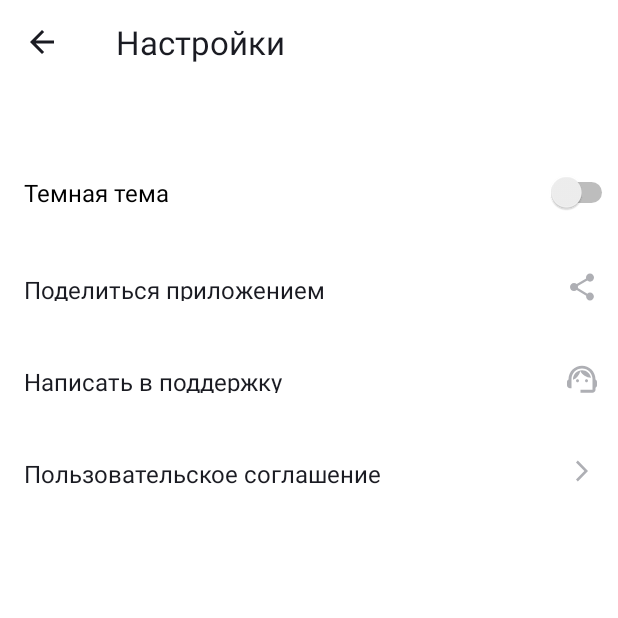
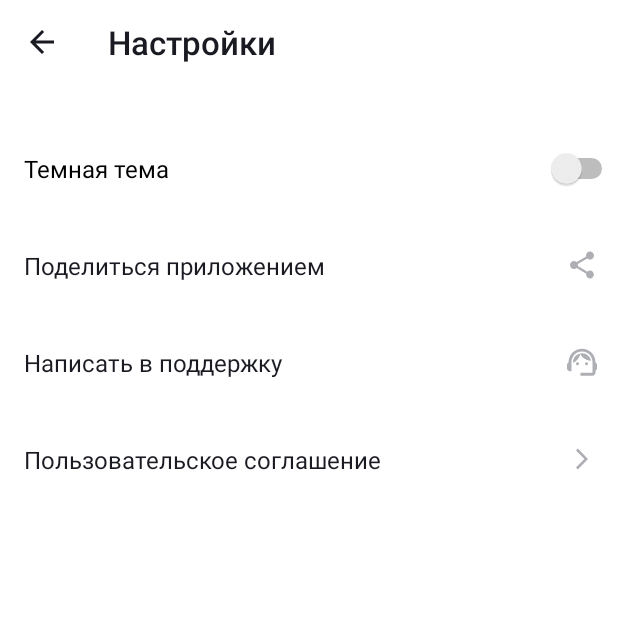
Before and after one commit to ShinEkaterina/PlaylistMaker, an Android app: the SettingsActivity screen opened directly, with no data from a screen before it, on a phone screen of 412 x 824 dp, the top half of it. Run offline under Robolectric (Android 15) with nearby library versions, the phone set to English and light mode, and no system bars.

Commit message:
issues corrected 2

```diff
--- a/app/src/main/res/layout/activity_library.xml
+++ b/app/src/main/res/layout/activity_library.xml
@@ -15,6 +15,7 @@
 
         <TextView
             android:textSize="@dimen/header_text_size"
+            android:fontFamily="sans-serif-medium"
             android:textColor="@color/button_text_color"
             android:layout_width="wrap_content"
             android:layout_height="wrap_content"
--- a/app/src/main/res/layout/activity_search.xml
+++ b/app/src/main/res/layout/activity_search.xml
@@ -14,6 +14,7 @@
 
         <TextView
             android:textSize="@dimen/header_text_size"
+            android:fontFamily="sans-serif-medium"
             android:textColor="@color/button_text_color"
             android:layout_width="wrap_content"
             android:layout_height="wrap_content"
--- a/app/src/main/res/layout/activity_settings.xml
+++ b/app/src/main/res/layout/activity_settings.xml
@@ -17,10 +17,10 @@
         <TextView
             android:layout_width="wrap_content"
             android:layout_height="wrap_content"
-            android:layout_marginStart="@dimen/toolbar_header_margin"
             android:text="@string/settings"
             android:textColor="@color/button_text_color"
-            android:textSize="@dimen/header_text_size" />
+            android:textSize="@dimen/header_text_size"
+            android:fontFamily="sans-serif-medium"/>
 
     </androidx.appcompat.widget.Toolbar>
 
@@ -28,8 +28,8 @@
         android:layout_width="match_parent"
         android:layout_height="wrap_content"
         android:layout_gravity="start"
-        android:layout_marginStart="@dimen/settings_margin_start"
-        android:layout_marginTop="40dp"
+        android:layout_marginStart="@dimen/settings_text_margin_start"
+        android:layout_marginTop="24dp"
         android:paddingVertical="@dimen/settings_element_padding_vertical"
         android:text="@string/dark_theme"
         android:textSize="@dimen/text_small"
@@ -37,7 +37,7 @@
 
     <LinearLayout
         android:layout_width="match_parent"
-        android:layout_height="@dimen/height_for_setting"
+        android:layout_height="wrap_content"
         android:baselineAligned="false"
         android:orientation="horizontal">
 
@@ -46,7 +46,8 @@
             android:layout_height="wrap_content"
             android:paddingVertical="@dimen/settings_element_padding_vertical"
             android:layout_gravity="center_vertical"
-            android:layout_marginStart="@dimen/settings_margin_start"
+            android:layout_marginStart="@dimen/settings_text_margin_start"
+            android:layout_marginEnd="@dimen/settings_text_margin_end"
             android:layout_weight="1"
             android:text="@string/share_app"
             android:textColor="@color/button_text_color"
@@ -56,14 +57,14 @@
             android:layout_width="wrap_content"
             android:layout_height="wrap_content"
             android:layout_gravity="center_vertical|end"
-            android:layout_marginEnd="@dimen/settings_margin_end"
+            android:layout_marginEnd="@dimen/settings_ic_margin_end"
             android:src="@drawable/ic_share" />
 
     </LinearLayout>
 
     <LinearLayout
         android:layout_width="match_parent"
-        android:layout_height="@dimen/height_for_setting"
+        android:layout_height="wrap_content"
         android:baselineAligned="false"
         android:orientation="horizontal">
 
@@ -72,7 +73,8 @@
             android:layout_height="wrap_content"
             android:paddingVertical="@dimen/settings_element_padding_vertical"
             android:layout_gravity="center_vertical"
-            android:layout_marginStart="@dimen/settings_margin_start"
+            android:layout_marginStart="@dimen/settings_text_margin_start"
+            android:layout_marginEnd="@dimen/settings_text_margin_end"
             android:layout_weight="1"
             android:text="@string/write_to_support"
             android:textColor="@color/button_text_color"
@@ -82,14 +84,14 @@
             android:layout_width="wrap_content"
             android:layout_height="wrap_content"
             android:layout_gravity="center_vertical|end"
-            android:layout_marginEnd="@dimen/settings_margin_end"
+            android:layout_marginEnd="@dimen/settings_ic_margin_end"
             android:src="@drawable/ic_support" />
 
     </LinearLayout>
 
     <LinearLayout
         android:layout_width="match_parent"
-        android:layout_height="@dimen/height_for_setting"
+        android:layout_height="wrap_content"
         android:baselineAligned="false"
         android:orientation="horizontal">
 
@@ -98,7 +100,8 @@
             android:layout_height="wrap_content"
             android:paddingVertical="@dimen/settings_element_padding_vertical"
             android:layout_gravity="center_vertical"
-            android:layout_marginStart="@dimen/settings_margin_start"
+            android:layout_marginStart="@dimen/settings_text_margin_start"
+            android:layout_marginEnd="@dimen/settings_text_margin_end"
             android:layout_weight="1"
             android:text="@string/user_agreement"
             android:textColor="@color/button_text_color"
@@ -108,7 +111,7 @@
             android:layout_width="wrap_content"
             android:layout_height="wrap_content"
             android:layout_gravity="center_vertical|end"
-            android:layout_marginEnd="@dimen/settings_margin_end"
+            android:layout_marginEnd="@dimen/settings_ic_margin_end"
             android:src="@drawable/ic_arrow_forward" />
 
     </LinearLayout>
--- a/app/src/main/res/values/dimens.xml
+++ b/app/src/main/res/values/dimens.xml
@@ -11,10 +11,12 @@
     <dimen name="height_for_setting">61dp</dimen>
     <dimen name="text_small">16sp</dimen>
     <dimen name="menu_button_insetTop">0dp</dimen>
+    <dimen name="menu_button_insetBottom">0dp</dimen>
     <dimen name="menu_button_marginTop">16dp</dimen>
     <dimen name="menu_button_height">0dp</dimen>
-    <dimen name="settings_margin_end">12dp</dimen>
-    <dimen name="settings_margin_start">16dp</dimen>
+    <dimen name="settings_ic_margin_end">12dp</dimen>
+    <dimen name="settings_text_margin_start">16dp</dimen>
+    <dimen name="settings_text_margin_end">8dp</dimen>
     <dimen name="settings_element_padding_vertical">21dp</dimen>
     <dimen name="toolbar_header_margin">21dp</dimen>
 </resources>
```
Also changed, not shown: app/src/main/res/layout/activity_main.xml (+6 -9 lines).
